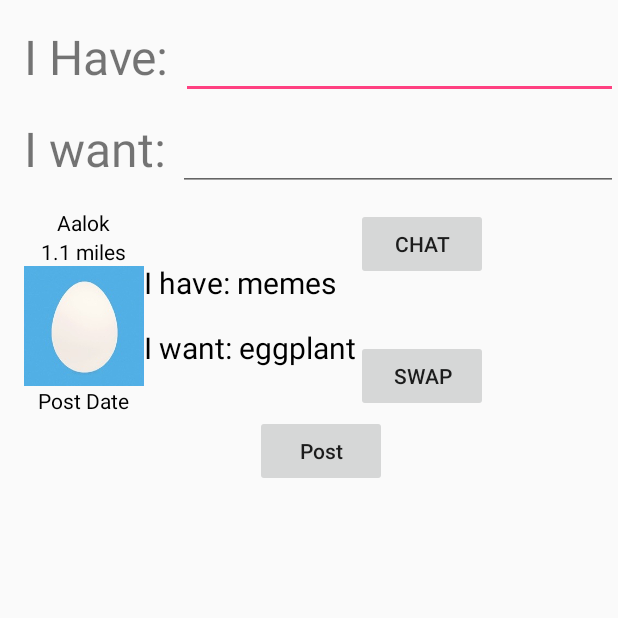
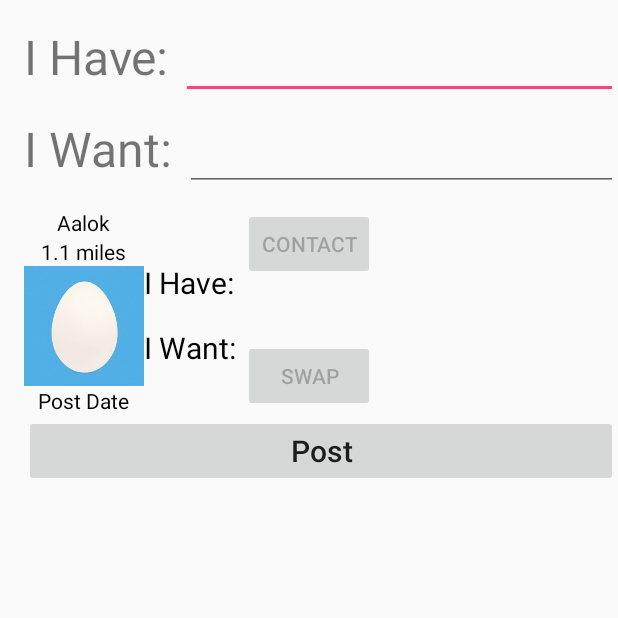
Before and after one commit to andyl7an/Swapacado, an Android app: the NewPostActivity screen opened directly, with no data from a screen before it, on a phone screen of 412 x 824 dp, the top half of it. Run offline under Robolectric (Android 15) with nearby library versions, the light colour scheme and no system bars; 1 statement that could not run was skipped.

Commit message:
adding new post features, still need to change getall posts in db implementation

```diff
--- a/app/src/main/java/com/cpe307/swapacado/swapacado/NewPostActivity.java
+++ b/app/src/main/java/com/cpe307/swapacado/swapacado/NewPostActivity.java
@@ -2,10 +2,14 @@ package com.cpe307.swapacado.swapacado;
 
 import android.os.Bundle;
 import android.support.v7.app.AppCompatActivity;
-import android.view.LayoutInflater;
+import android.text.Editable;
+import android.text.TextWatcher;
 import android.view.View;
 import android.view.ViewGroup;
+import android.widget.Button;
+import android.widget.EditText;
 import android.widget.LinearLayout;
+import android.widget.TextView;
 
 public class NewPostActivity extends AppCompatActivity {
 
@@ -15,12 +19,56 @@ public class NewPostActivity extends AppCompatActivity {
         setContentView(R.layout.activity_new_post);
 
         ViewGroup injectionLocation = (LinearLayout) this.findViewById(R.id.newPost_customRowInjectionLocation);
-        LayoutInflater myInflater = null;
         View child = getLayoutInflater().inflate(R.layout.custom_row, null);
         injectionLocation.addView(child);
-//        myInflater.inflate;
-//        View.inflate(this.getApplicationContext(),R.id.xml_customRow, injectionLocation);
 
+        Button swapButton = (Button) injectionLocation.findViewById(R.id.postCard_swap);
+        Button contactButton = (Button) injectionLocation.findViewById(R.id.postCard_contact);
+
+        TextView iHaveView = (TextView) injectionLocation.findViewById(R.id.postCard_have);
+        TextView iWantView = (TextView) injectionLocation.findViewById(R.id.postCard_want);
+        iHaveView.setText("I Have: ");
+        iWantView.setText("I Want: ");
+
+        swapButton.setEnabled(false);
+        contactButton.setEnabled(false);
+        swapButton.
+
+        addLiveUpdatesForBox();
+    }
+
+    private void addLiveUpdatesForBox() {
+        final EditText haveEdit = (EditText) findViewById(R.id.newPost_haveEditText);
+        final EditText wantEdit = (EditText) findViewById(R.id.newPost_wantEditText);
+
+        final ViewGroup injectionLocation = (LinearLayout) this.findViewById(R.id.newPost_customRowInjectionLocation);
+        final TextView iHaveView = (TextView) injectionLocation.findViewById(R.id.postCard_have);
+        final TextView iWantView = (TextView) injectionLocation.findViewById(R.id.postCard_want);
+
+        haveEdit.addTextChangedListener(new TextWatcher() {
+            @Override
+            public void beforeTextChanged(CharSequence charSequence, int i, int i1, int i2) {}
+
+            @Override
+            public void onTextChanged(CharSequence charSequence, int i, int i1, int i2) {}
+
+            @Override
+            public void afterTextChanged(Editable editable) {
+                iHaveView.setText("I Have: " + haveEdit.getText().toString());
+            }
+        });
+        wantEdit.addTextChangedListener(new TextWatcher() {
+            @Override
+            public void beforeTextChanged(CharSequence charSequence, int i, int i1, int i2) {}
+
+            @Override
+            public void onTextChanged(CharSequence charSequence, int i, int i1, int i2) {}
+
+            @Override
+            public void afterTextChanged(Editable editable) {
+                iWantView.setText("I Wave: " + wantEdit.getText().toString());
+            }
+        });
     }
     //On click for the post button
 }
--- a/app/src/main/res/layout/activity_home.xml
+++ b/app/src/main/res/layout/activity_home.xml
@@ -85,6 +85,7 @@
         android:layout_height="wrap_content"
         android:layout_below="@id/homeHeader"
         android:layout_marginTop="64dp"
+        android:layout_marginBottom="64dp"
         >
         <ListView
             android:layout_width="match_parent"
@@ -94,14 +95,14 @@
         </ListView>
     </LinearLayout>
 
-
+<!--app:itemIconTint="#ffffff"-->
     <android.support.design.widget.BottomNavigationView
         android:id="@+id/bottom_navigation"
         android:layout_width="match_parent"
         android:layout_height="wrap_content"
         android:layout_alignParentBottom="true"
         app:itemBackground="@color/colorPrimary"
-        app:itemIconTint="#ffffff"
+
         app:itemTextColor="#ffffff"
         app:menu="@menu/bottom_navigation_main" />
 
--- a/app/src/main/res/layout/activity_new_post.xml
+++ b/app/src/main/res/layout/activity_new_post.xml
@@ -48,7 +48,7 @@
         <TextView
             android:layout_width="wrap_content"
             android:layout_height="wrap_content"
-            android:text ="I want: "
+            android:text ="I Want: "
             android:textSize="32sp"
             />
         <EditText
@@ -77,10 +77,12 @@
         android:gravity="center_horizontal"
         >
         <Button
-            android:layout_width="wrap_content"
+            android:layout_width="match_parent"
             android:layout_height="wrap_content"
             android:text="Post"
             android:textAllCaps="false"
+            android:textSize="20sp"
+            android:textAlignment="center"
             />
     </LinearLayout>
 
--- a/app/src/main/res/layout/custom_row.xml
+++ b/app/src/main/res/layout/custom_row.xml
@@ -79,13 +79,16 @@
     <Button
         android:layout_width="wrap_content"
         android:layout_height="wrap_content"
-        android:text="Chat"
+        android:text="Contact"
         android:layout_marginBottom="40dp"
+        android:id="@+id/postCard_contact"
         />
     <Button
         android:layout_width="wrap_content"
         android:layout_height="wrap_content"
-        android:text="Swap"/>
+        android:text="Swap"
+        android:id="@+id/postCard_swap"
+        />
     </LinearLayout>
     <!--Holds contact and make an swap button-->
 
--- a/app/src/main/res/menu/bottom_navigation_main.xml
+++ b/app/src/main/res/menu/bottom_navigation_main.xml
@@ -6,7 +6,8 @@
         android:enabled="true"
         android:icon="@drawable/home"
         android:title="Home"
-        app:showAsAction="ifRoom" />
+        app:showAsAction="ifRoom"
+        />
     <item
         android:id="@+id/searchMenuBar"
         android:enabled="true"
```
Also changed, not shown: app/src/main/res/drawable/search.png.
